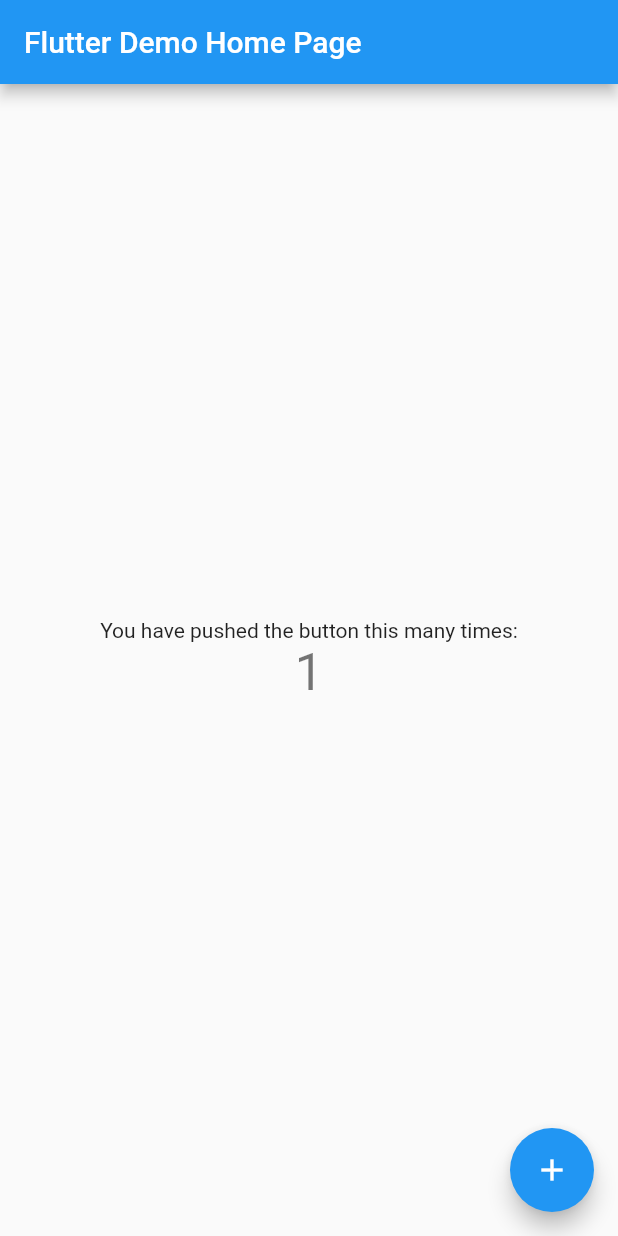
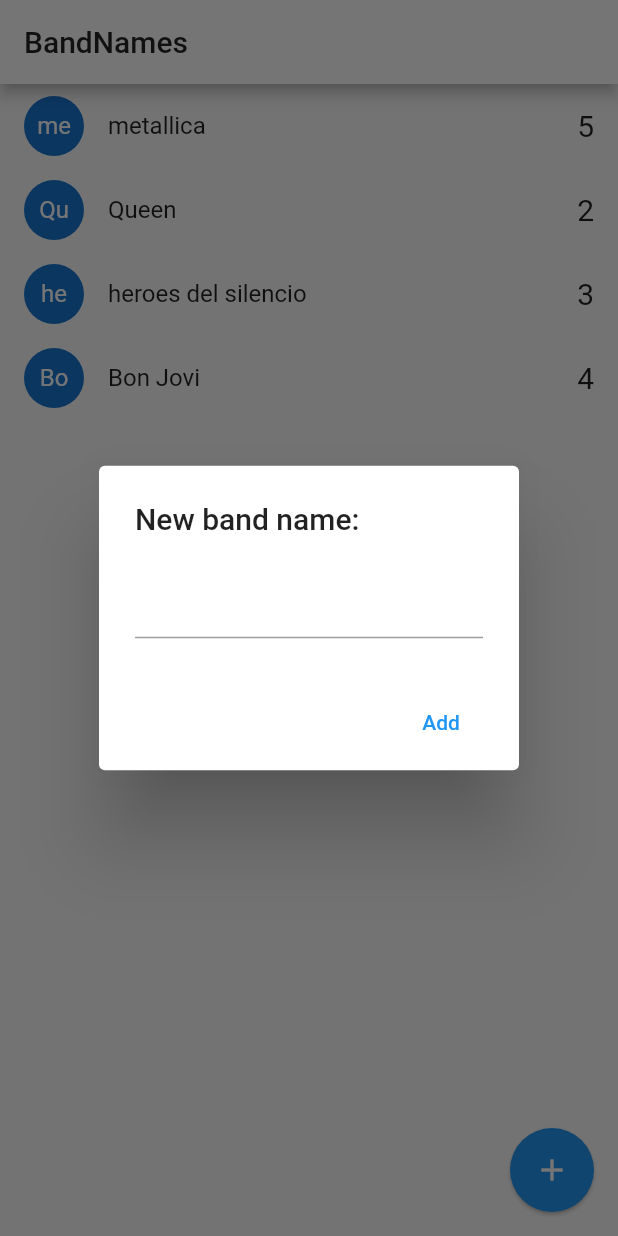
Before and after one commit to BinniZenobioCordovaLeandro/flutter_advanced_udemy, a Flutter app: the screen it shows after launch, after a tap on the "add" icon, on a phone screen of 412 x 824 dp. Run offline on Flutter 3.47's test engine with Material 2 defaults, Android fonts, the phone set to English and light mode, and no system bars.

Commit message:
Sección 2: BandNameApp - Socket.io - Aplicación en tiempo real

```diff
--- a/lib/main.dart
+++ b/lib/main.dart
@@ -1,3 +1,4 @@
+import 'package:band_names/pages/home_page.dart';
 import 'package:flutter/material.dart';
 
 void main() {
@@ -9,20 +10,12 @@ class MyApp extends StatelessWidget {
   @override
   Widget build(BuildContext context) {
     return MaterialApp(
+      debugShowCheckedModeBanner: false,
       title: 'Flutter Demo',
-      theme: ThemeData(
-        // This is the theme of your application.
-        //
-        // Try running your application with "flutter run". You'll see the
-        // application has a blue toolbar. Then, without quitting the app, try
-        // changing the primarySwatch below to Colors.green and then invoke
-        // "hot reload" (press "r" in the console where you ran "flutter run",
-        // or simply save your changes to "hot reload" in a Flutter IDE).
-        // Notice that the counter didn't reset back to zero; the application
-        // is not restarted.
-        primarySwatch: Colors.blue,
-      ),
-      home: MyHomePage(title: 'Flutter Demo Home Page'),
+      initialRoute: 'home',
+      routes: {
+        'home': (_) => HomePage(),
+      },
     );
   }
 }
--- /dev/null
+++ b/lib/models/band_model.dart
@@ -0,0 +1,17 @@
+class BandModel {
+  String id;
+  String name;
+  int votes;
+
+  BandModel({
+    this.id,
+    this.name,
+    this.votes,
+  });
+
+  factory BandModel.fromMap({Map<String, dynamic> obj}) => BandModel(
+        id: obj['id'],
+        name: obj['name'],
+        votes: obj['votes'],
+      );
+}
--- /dev/null
+++ b/lib/pages/home_page.dart
@@ -0,0 +1,148 @@
+import 'dart:io';
+
+import 'package:band_names/models/band_model.dart';
+import 'package:flutter/material.dart';
+import 'package:flutter/cupertino.dart';
+
+class HomePage extends StatefulWidget {
+  const HomePage({Key key}) : super(key: key);
+
+  @override
+  _HomePageState createState() => _HomePageState();
+}
+
+class _HomePageState extends State<HomePage> {
+  List<BandModel> bands = [
+    BandModel(id: '1', name: 'metallica', votes: 5),
+    BandModel(id: '2', name: 'Queen', votes: 2),
+    BandModel(id: '3', name: 'heroes del silencio', votes: 3),
+    BandModel(id: '4', name: 'Bon Jovi', votes: 4),
+  ];
+
+  @override
+  Widget build(BuildContext context) {
+    return Scaffold(
+      appBar: AppBar(
+        title: Text(
+          'BandNames',
+          style: TextStyle(
+            color: Colors.black87,
+          ),
+        ),
+        backgroundColor: Colors.white,
+      ),
+      body: ListView.builder(
+        itemCount: bands.length,
+        itemBuilder: (BuildContext context, int index) =>
+            _bandTile(bands[index]),
+      ),
+      floatingActionButton: FloatingActionButton(
+        child: Icon(Icons.add),
+        elevation: 1,
+        onPressed: addNewBand,
+      ),
+    );
+  }
+
+  Widget _bandTile(BandModel bandModel) {
+    return Dismissible(
+      key: Key(bandModel.id),
+      direction: DismissDirection.startToEnd,
+      onDismissed: (DismissDirection dismissDirection) {
+        print('direction: $dismissDirection');
+        print('direction: ${bandModel.id}');
+        // TODO: llamar el borrado en el server
+      },
+      background: Container(
+        padding: EdgeInsets.only(left: 8),
+        color: Colors.red,
+        child: Align(
+          alignment: Alignment.centerLeft,
+          child: Text(
+            'Delete Band',
+            style: TextStyle(color: Colors.white),
+          ),
+        ),
+      ),
+      child: ListTile(
+        leading: CircleAvatar(
+          child: Text(
+            bandModel.name.substring(0, 2),
+          ),
+        ),
+        title: Text(bandModel.name),
+        trailing: Text(
+          '${bandModel.votes}',
+          style: TextStyle(
+            fontSize: 20,
+          ),
+        ),
+        onTap: addNewBand,
+      ),
+    );
+  }
+
+  addNewBand() {
+    final TextEditingController textEditingController =
+        new TextEditingController();
+
+    if (Platform.isAndroid) {
+      return showDialog(
+        context: context,
+        builder: (context) {
+          return AlertDialog(
+            title: Text('New band name:'),
+            content: TextField(
+              controller: textEditingController,
+            ),
+            actions: [
+              MaterialButton(
+                child: Text('Add'),
+                elevation: 5,
+                textColor: Colors.blue,
+                onPressed: () => addBandToList(
+                  name: textEditingController.text,
+                ),
+              )
+            ],
+          );
+        },
+      );
+    }
+
+    showCupertinoDialog(
+      context: context,
+      builder: (_) {
+        return CupertinoAlertDialog(
+          title: Text('New band Name'),
+          content: CupertinoTextField(
+            controller: textEditingController,
+          ),
+          actions: [
+            CupertinoDialogAction(
+              isDefaultAction: true,
+              child: Text('Add'),
+              onPressed: () => addBandToList(
+                name: textEditingController.text,
+              ),
+            ),
+            CupertinoDialogAction(
+              isDestructiveAction: true,
+              child: Text('DIssmiss'),
+              onPressed: () => Navigator.pop(context),
+            ),
+          ],
+        );
+      },
+    );
+  }
+
+  void addBandToList({String name}) {
+    if (name.length > 1) {
+      this.bands.add(
+          new BandModel(id: DateTime.now().toString(), name: name, votes: 0));
+      setState(() {});
+    }
+    Navigator.pop(context);
+  }
+}
--- a/pubspec.yaml
+++ b/pubspec.yaml
@@ -15,7 +15,7 @@ publish_to: 'none' # Remove this line if you wish to publish to pub.dev
 # In iOS, build-name is used as CFBundleShortVersionString while build-number used as CFBundleVersion.
 # Read more about iOS versioning at
 # https://developer.apple.com/library/archive/documentation/General/Reference/InfoPlistKeyReference/Articles/CoreFoundationKeys.html
-version: 1.0.0+1
+version: 0.0.2+1
 
 environment:
   sdk: ">=2.7.0 <3.0.0"
```
